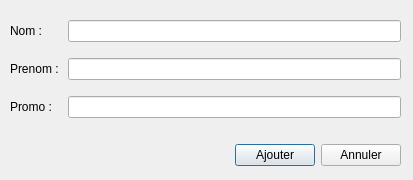
Old version of the form cfenetreajoutclient.ui in the repository JT117/KFet.
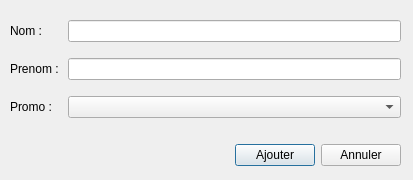
New version of the form.

Diff of the .ui file:
```diff
--- a/cfenetreajoutclient.ui
+++ b/cfenetreajoutclient.ui
@@ -47,14 +47,14 @@
       </property>
      </widget>
     </item>
-    <item row="0" column="1">
+    <item row="0" column="2">
      <widget class="QLineEdit" name="nomLineEdit"/>
     </item>
-    <item row="1" column="1">
+    <item row="1" column="2">
      <widget class="QLineEdit" name="prenomLineEdtit"/>
     </item>
-    <item row="2" column="1">
-     <widget class="QLineEdit" name="promoLineEdit"/>
+    <item row="2" column="2">
+     <widget class="QComboBox" name="promoComboBox"/>
     </item>
    </layout>
   </widget>
```
